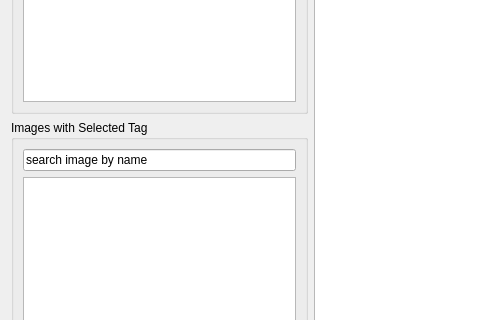
This is gui/ui/ui_targetsTab.ui in Team-Guardian/tagger as Qt 5 draws it before an edit; both pictures show x 0 to 480 and y 145 to 465 of the 1214 by 771 pixel window. The edited form follows.
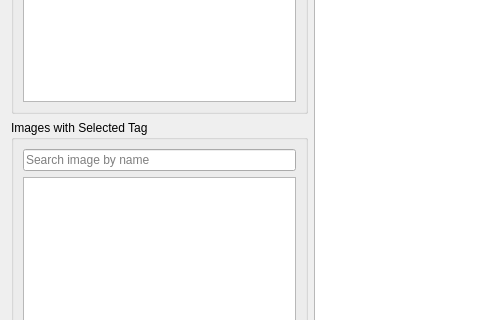
This is the edited form. Custom widgets are drawn as their Qt base class.

Patch:
```diff
--- a/gui/ui/ui_targetsTab.ui
+++ b/gui/ui/ui_targetsTab.ui
@@ -37,7 +37,10 @@
         <item>
          <widget class="QLineEdit" name="line_searchImages">
           <property name="text">
-           <string>search image by name</string>
+           <string/>
+          </property>
+          <property name="placeholderText">
+           <string>Search image by name</string>
           </property>
          </widget>
         </item>
```
